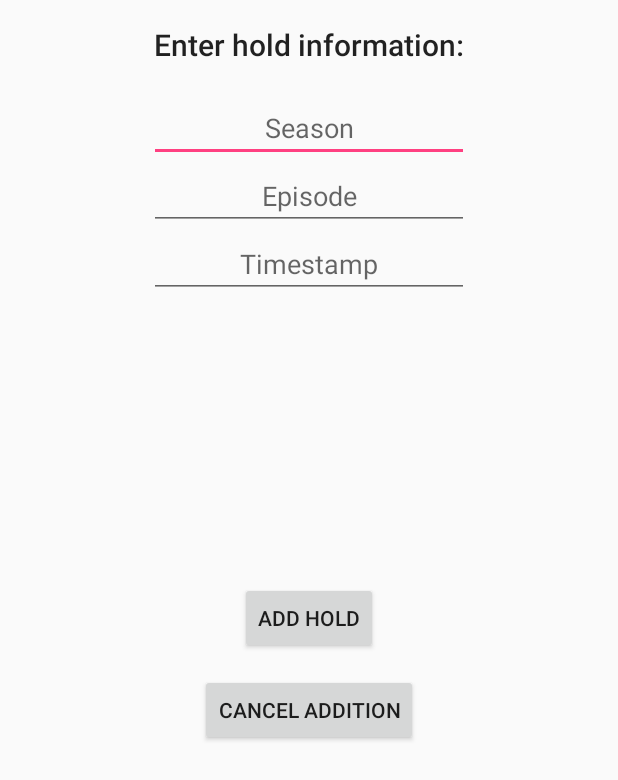
After one commit to acgreenwood/cmsc355, an Android app: the layout activity_add_new_hold.xml on its own in the app's theme, with its tools: preview values and no code run, on a phone screen of 412 x 824 dp. The commit adds this screen. Shown: the top 780 px of the screen. Run offline under Robolectric (Android 15) with nearby library versions, the phone set to English and light mode, and no system bars.

Commit message:
Adding hold classes and also Series class now contains variable of HoldStatus

```diff
--- a/FULL PROJECT/app/src/main/java/sean/itr1/HomePage.java
+++ b/FULL PROJECT/app/src/main/java/sean/itr1/HomePage.java
@@ -20,9 +20,9 @@ public class HomePage extends AppCompatActivity {
         setContentView(R.layout.activity_home_page);
 
         search = (Button)findViewById(R.id.home_search_button); //"Search" button
-        database = (Button)findViewById(R.id.database_button);
-        myArchive = (Button)findViewById(R.id.my_archive_button); //"Add A New Series" button.
-        settings = (Button)findViewById(R.id.app_settings_button); //"App Settings" button.
+        database = (Button)findViewById(R.id.database_button);  //"Database" button
+        myArchive = (Button)findViewById(R.id.my_archive_button); //"Add A New Series" button
+        settings = (Button)findViewById(R.id.app_settings_button); //"App Settings" button
         profile = (Button)findViewById(R.id.profile_button); //"Profile" button
     }
 
--- a/FULL PROJECT/app/src/main/java/sean/itr1/Series.java
+++ b/FULL PROJECT/app/src/main/java/sean/itr1/Series.java
@@ -16,12 +16,14 @@ public class Series {
     private String seriesType;
     private String seriesGenre;
     private String seriesDescription;
+    private HoldStatus seriesHold;
 
     public Series(int id, String title, String type, String genre) {
         seriesId = id;
         seriesTitle = title;
         seriesType = type;
         seriesGenre = genre;
+        seriesHold = new HoldStatus();
     }
 
     public String getTitle() {
@@ -51,4 +53,8 @@ public class Series {
     public void setDescription(String description) {
         seriesDescription = description;
     }
+
+    private HoldStatus getHold(){ return seriesHold; }
+
+    private void setHold(HoldStatus aHold){ seriesHold = aHold; }
 }
--- /dev/null
+++ b/FULL PROJECT/app/src/main/res/layout/activity_add_new_hold.xml
@@ -0,0 +1,79 @@
+<?xml version="1.0" encoding="utf-8"?>
+<RelativeLayout xmlns:android="http://schemas.android.com/apk/res/android"
+    xmlns:tools="http://schemas.android.com/tools"
+    android:id="@+id/activity_add_new_hold"
+    android:layout_width="match_parent"
+    android:layout_height="match_parent"
+    android:paddingBottom="@dimen/activity_vertical_margin"
+    android:paddingLeft="@dimen/activity_horizontal_margin"
+    android:paddingRight="@dimen/activity_horizontal_margin"
+    android:paddingTop="@dimen/activity_vertical_margin"
+    tools:context="sean.itr1.AddNewHold">
+
+    <TextView
+        android:text="@string/hold_addition_message"
+        android:layout_width="wrap_content"
+        android:layout_height="wrap_content"
+        android:layout_alignParentTop="true"
+        android:layout_centerHorizontal="true"
+        android:id="@+id/add_new_hold_message"
+        android:textAppearance="@style/TextAppearance.AppCompat.Light.SearchResult.Title"
+        android:gravity="center_vertical|center_horizontal" />
+
+    <EditText
+        android:layout_width="wrap_content"
+        android:layout_height="wrap_content"
+        android:inputType="textPersonName"
+        android:ems="10"
+        android:id="@+id/hold_season_edit_text"
+        android:hint="@string/hold_season"
+        android:gravity="center_vertical|center_horizontal"
+        android:layout_below="@+id/add_new_hold_message"
+        android:layout_centerHorizontal="true"
+        android:layout_marginTop="19dp" />
+
+    <EditText
+        android:layout_width="wrap_content"
+        android:layout_height="wrap_content"
+        android:inputType="textPersonName"
+        android:ems="10"
+        android:id="@+id/hold_episode_edit_text"
+        android:hint="@string/hold_episode"
+        android:gravity="center_vertical|center_horizontal"
+        android:layout_below="@+id/hold_season_edit_text"
+        android:layout_alignLeft="@+id/hold_season_edit_text"
+        android:layout_alignStart="@+id/hold_season_edit_text" />
+
+    <EditText
+        android:layout_width="wrap_content"
+        android:layout_height="wrap_content"
+        android:inputType="textPersonName"
+        android:ems="10"
+        android:id="@+id/hold_timeStamp_edit_text"
+        android:hint="@string/hold_timeStamp"
+        android:gravity="center_vertical|center_horizontal"
+        android:layout_below="@+id/hold_episode_edit_text"
+        android:layout_alignLeft="@+id/hold_episode_edit_text"
+        android:layout_alignStart="@+id/hold_episode_edit_text" />
+
+
+    <Button
+        android:text="@string/add_hold"
+        android:layout_width="wrap_content"
+        android:layout_height="wrap_content"
+        android:id="@+id/add_hold_to_database"
+        android:layout_centerVertical="true"
+        android:layout_centerHorizontal="true"
+        android:onClick="onClick"/>
+
+    <Button
+        android:text="@string/cancel"
+        android:layout_width="wrap_content"
+        android:layout_height="wrap_content"
+        android:id="@+id/cancel_action"
+        android:layout_below="@+id/add_hold_to_database"
+        android:layout_centerHorizontal="true"
+        android:layout_marginTop="13dp"
+        android:onClick="onClick"/>
+
+</RelativeLayout>
--- a/FULL PROJECT/app/src/main/res/values/strings.xml
+++ b/FULL PROJECT/app/src/main/res/values/strings.xml
@@ -70,4 +70,9 @@
     <string name="display_sorting_id_text">Display Sorting ID?</string>
     <string name="back_button_appearance">Go Back</string>
     <string name="cancel_changes_text">Cancel Changes</string>
+    <string name="hold_addition_message">Enter hold information:</string>
+    <string name="hold_season">Season</string>
+    <string name="hold_episode">Episode</string>
+    <string name="hold_timeStamp">Timestamp</string>
+    <string name="add_hold">Add Hold</string>
 </resources>
```
Also changed, not shown: FULL PROJECT/app/src/main/java/sean/itr1/HoldStatus.java (added, +49 -0 lines).
